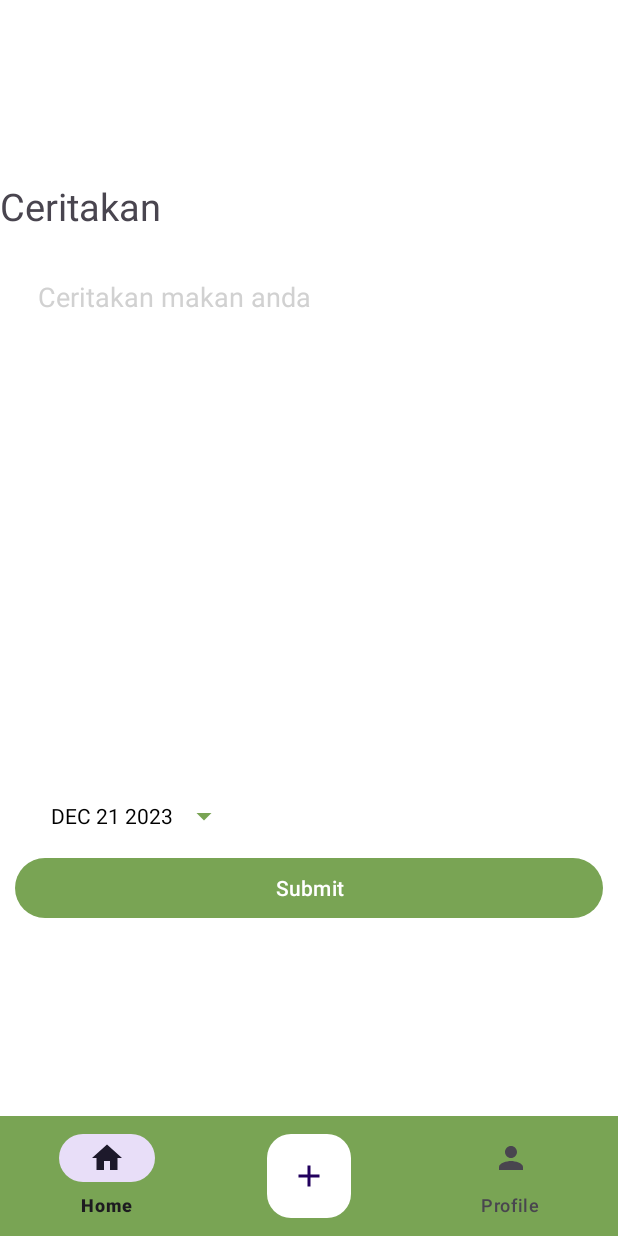
After one commit to Nutrition-Guardian/Mobile-Development, an Android app: the fragment AddLogbookFragment placed in its activity, on a phone screen of 412 x 824 dp. The commit adds this screen. Run offline under Robolectric (Android 15) with nearby library versions, the phone set to English and light mode, and no system bars; 1 statement that could not run was skipped.

Commit message:
add activity and layout logbook

```diff
--- /dev/null
+++ b/app/src/main/java/com/capstone/project/nutritionguardian/view/logbook/AddLogbookFragment.kt
@@ -0,0 +1,56 @@
+package com.capstone.project.nutritionguardian.view.logbook
+
+import android.os.Bundle
+import androidx.fragment.app.Fragment
+import android.view.LayoutInflater
+import android.view.View
+import android.view.ViewGroup
+import com.capstone.project.nutritionguardian.R
+// TODO: Rename parameter arguments, choose names that match
+// the fragment initialization parameters, e.g. ARG_ITEM_NUMBER
+private const val ARG_PARAM1 = "param1"
+private const val ARG_PARAM2 = "param2"
+
+/**
+ * A simple [Fragment] subclass.
+ * Use the [AddLogbookFragment.newInstance] factory method to
+ * create an instance of this fragment.
+ */
+class AddLogbookFragment : Fragment() {
+    // TODO: Rename and change types of parameters
+    private var param1: String? = null
+    private var param2: String? = null
+
+    override fun onCreate(savedInstanceState: Bundle?) {
+        super.onCreate(savedInstanceState)
+        arguments?.let {
+            param1 = it.getString(ARG_PARAM1)
+            param2 = it.getString(ARG_PARAM2)
+        }
+    }
+
+    override fun onCreateView(inflater: LayoutInflater, container: ViewGroup?,
+                              savedInstanceState: Bundle?): View? {
+        // Inflate the layout for this fragment
+        return inflater.inflate(R.layout.fragment_add_logbook, container, false)
+    }
+
+    companion object {
+        /**
+         * Use this factory method to create a new instance of
+         * this fragment using the provided parameters.
+         *
+         * @param param1 Parameter 1.
+         * @param param2 Parameter 2.
+         * @return A new instance of fragment AddLogbookFragment.
+         */
+        // TODO: Rename and change types and number of parameters
+        @JvmStatic fun newInstance(param1: String, param2: String) =
+                AddLogbookFragment().apply {
+                    arguments = Bundle().apply {
+                        putString(ARG_PARAM1, param1)
+                        putString(ARG_PARAM2, param2)
+                    }
+                }
+    }
+}
--- /dev/null
+++ b/app/src/main/res/layout/fragment_add_logbook.xml
@@ -0,0 +1,59 @@
+<?xml version="1.0" encoding="utf-8"?>
+<FrameLayout xmlns:android="http://schemas.android.com/apk/res/android"
+    xmlns:app="http://schemas.android.com/apk/res-auto"
+    xmlns:tools="http://schemas.android.com/tools"
+    android:layout_width="match_parent"
+    android:layout_height="match_parent"
+    android:background="@color/white"
+    tools:context=".view.logbook.AddLogbookFragment">
+
+    <TextView
+        android:id="@+id/tell"
+        android:layout_width="match_parent"
+        android:layout_height="wrap_content"
+        android:layout_marginTop="120dp"
+        android:text="Ceritakan"
+        android:textSize="25sp" />
+
+    <LinearLayout
+        android:layout_width="match_parent"
+        android:layout_height="match_parent"
+        android:orientation="vertical"
+        android:paddingStart="10dp"
+        android:paddingEnd="10dp">
+
+        <EditText
+            android:id="@+id/edtLogbook"
+            android:layout_width="match_parent"
+            android:layout_height="350dp"
+            android:layout_marginTop="170dp"
+            android:background="@color/white"
+            android:gravity="start"
+            android:hint="Ceritakan makan anda"
+            android:padding="15dp"
+            android:textColorHint="#D1D1D1" />
+
+        <androidx.constraintlayout.widget.ConstraintLayout
+            android:layout_width="match_parent"
+            android:layout_height="match_parent">
+
+            <Button
+                android:id="@+id/textDate"
+                style="@style/Widget.AppCompat.Spinner"
+                android:layout_width="150dp"
+                android:layout_height="wrap_content"
+                android:backgroundTint="@color/white"
+                android:onClick="openDatePicker"
+                android:text="DEC 21 2023"
+                android:textColor="@color/black"
+                tools:ignore="MissingConstraints" />
+
+            <Button
+                android:layout_width="match_parent"
+                android:layout_height="wrap_content"
+                android:text="Submit"
+                app:layout_constraintTop_toBottomOf="@id/textDate" />
+
+        </androidx.constraintlayout.widget.ConstraintLayout>
+    </LinearLayout>
+</FrameLayout>
--- a/app/src/main/res/values/strings.xml
+++ b/app/src/main/res/values/strings.xml
@@ -16,7 +16,7 @@
     <string name="camera">Camera</string>
     <string name="gallery">Gallery</string>
     <string name="detect">Detect</string>
-    <!-- TODO: Remove or change this placeholder text -->
+<!-- TODO: Remove or change this placeholder text -->
     <string name="hello_blank_fragment">Hello blank fragment</string>
 
 
```
Also changed, not shown: app/src/main/java/com/capstone/project/nutritionguardian/view/home/HomeFragment.kt (+13 -0 lines), app/src/main/res/layout/fragment_home.xml (+39 -2 lines), app/src/main/res/layout/logbook_item.xml (added, +40 -0 lines).
